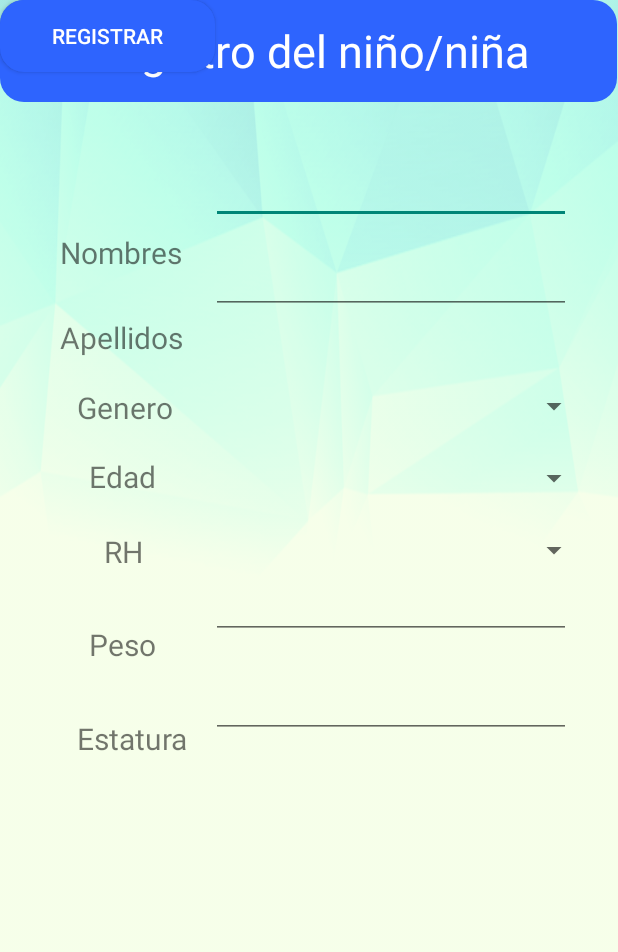
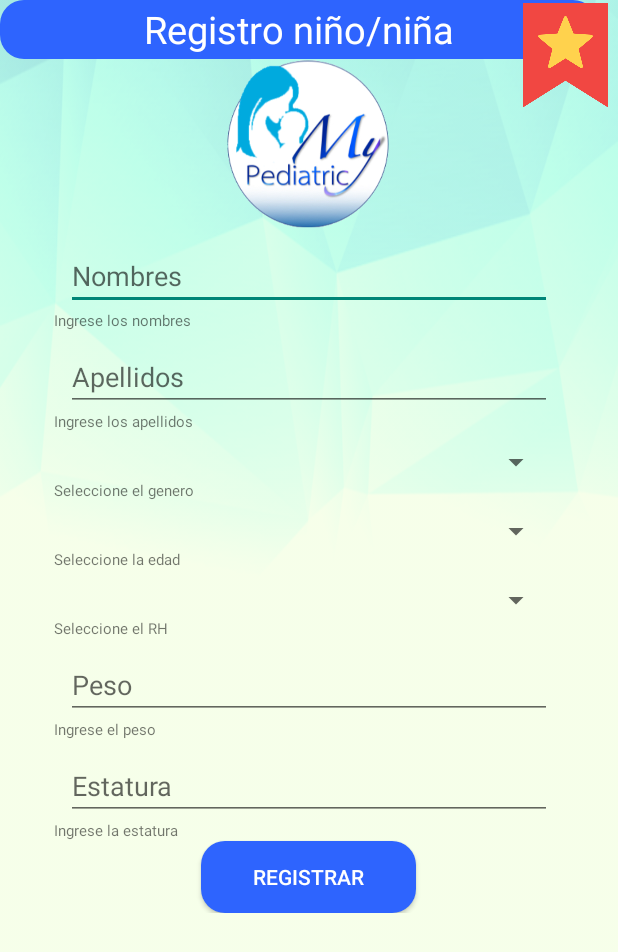
Before and after one commit to mypediatric/Prueba_MyPediatric, an Android app: the layout activity_registrokids.xml on its own in the app's theme, with its tools: preview values and no code run, on a phone screen of 412 x 824 dp. Shown: the top 952 px of the screen. Run offline under Robolectric (Android 15) with nearby library versions, the phone set to English and light mode, and no system bars.

Commit message:
--activity_login.xml--
es para mostrar el registro de kids ELIMINAR
<TextView
        android:id="@+id/txtvreg2"
        android:layout_width="wrap_content"
        android:layout_height="wrap_content"
        android:layout_marginTop="8dp"
        android:onClick="Registrokid"
        android:shape="line"
        android:text="@string/labelRegisterTitle"
        android:textSize="18dp"
        android:textStyle="bold"
        app:layout_constraintBottom_toBottomOf="parent"
        app:layout_constraintEnd_toEndOf="parent"
        app:layout_constraintStart_toStartOf="parent"
        app:layout_constraintTop_toBottomOf="@+id/textView4" />

--Login.java--
mostrar el registro de kids:
public void Registrokid(View view) {
        Intent registro = new Intent(this, Regist_Kid.class);
        startActivity(registro);

--activity_registro.xml--
cambie la linea 7
android:background="@drawable/fondo3"
    }

```diff
--- a/app/src/main/AndroidManifest.xml
+++ b/app/src/main/AndroidManifest.xml
@@ -24,6 +24,7 @@
         <activity android:name=".Registro"></activity>
         <activity android:name=".Login"></activity>
         <activity android:name=".pediatras_create"></activity>
+        <activity android:name=".Regist_Kid"></activity>
     </application>
 
     <uses-permission android:name="android.permission.INTERNET" />
--- a/app/src/main/java/com/example/mypediatric/Login.java
+++ b/app/src/main/java/com/example/mypediatric/Login.java
@@ -28,4 +28,8 @@ public class Login extends AppCompatActivity {
         startActivity(registro);
     }
 
-}
+    public void Registrokid(View view) {
+        Intent registro = new Intent(this, Regist_Kid.class);
+        startActivity(registro);
+    }
+    }
--- a/app/src/main/java/com/example/mypediatric/Regist_Kid.java
+++ b/app/src/main/java/com/example/mypediatric/Regist_Kid.java
@@ -25,7 +25,7 @@ private DatabaseReference RegistKid;
     protected void onCreate(Bundle savedInstanceState) {
 
         super.onCreate(savedInstanceState);
-        setContentView(R.layout.activity_registro);
+        setContentView(R.layout.activity_registrokids);
         //spinner genero
         spinGen= findViewById(R.id.spinGen);
         ArrayAdapter<CharSequence> adapterG=ArrayAdapter.createFromResource(this,R.array.spinGen,android.R.layout.simple_spinner_item);
@@ -38,7 +38,6 @@ private DatabaseReference RegistKid;
         spinGen= findViewById(R.id.spinEdad);
         ArrayAdapter<CharSequence> adapterE=ArrayAdapter.createFromResource(this,R.array.spinEdad,android.R.layout.simple_spinner_item);
         spinGen.setAdapter(adapterE);
-
         RegistKid = FirebaseDatabase.getInstance().getReference("Clases_Reg_Kids");
         txtNombreK=(EditText) findViewById(R.id.txtNombreK);
         txtApellidK=(EditText) findViewById(R.id.txtApellidK);
--- a/app/src/main/res/layout/activity_login.xml
+++ b/app/src/main/res/layout/activity_login.xml
@@ -124,18 +124,34 @@
         tools:ignore="MissingConstraints" />
 
     <TextView
-        android:id="@+id/txtvreg"
+    android:id="@+id/txtvreg"
+    android:layout_width="wrap_content"
+    android:layout_height="wrap_content"
+    android:layout_marginTop="8dp"
+    android:onClick="Registro"
+    android:shape="line"
+    android:text="@string/labelRegisterTitle"
+    android:textSize="18dp"
+    android:textStyle="bold"
+    app:layout_constraintEnd_toEndOf="parent"
+    app:layout_constraintStart_toStartOf="parent"
+    app:layout_constraintTop_toBottomOf="@+id/textView4" />
+
+    <TextView
+        android:id="@+id/txtvreg2"
         android:layout_width="wrap_content"
         android:layout_height="wrap_content"
         android:layout_marginTop="8dp"
+        android:onClick="Registrokid"
+        android:shape="line"
+        android:text="@string/labelRegisterTitle"
         android:textSize="18dp"
-        android:onClick="Registro"
-        android:text="@string/labelRegisterTitle"
         android:textStyle="bold"
-        android:shape="line"
+        app:layout_constraintBottom_toBottomOf="parent"
         app:layout_constraintEnd_toEndOf="parent"
         app:layout_constraintStart_toStartOf="parent"
         app:layout_constraintTop_toBottomOf="@+id/textView4" />
+
 
     <TextView
         android:id="@+id/textView4"
--- a/app/src/main/res/layout/activity_registro.xml
+++ b/app/src/main/res/layout/activity_registro.xml
@@ -4,7 +4,7 @@
     xmlns:tools="http://schemas.android.com/tools"
     android:layout_width="match_parent"
     android:layout_height="match_parent"
-    android:background="@drawable/vector_fondo2"
+    android:background="@drawable/fondo3"
     tools:context=".Registro"
     tools:layout_editor_absoluteY="25dp">
 
--- a/app/src/main/res/layout/activity_registrokids.xml
+++ b/app/src/main/res/layout/activity_registrokids.xml
@@ -5,203 +5,189 @@
     android:layout_width="match_parent"
     android:layout_height="match_parent"
     android:background="@drawable/fondo3"
-    tools:context=".Registro"
+    tools:context=".Regist_Kid"
     tools:layout_editor_absoluteY="25dp">
 
 
     <TextView
         android:id="@+id/txtTitle"
-        android:layout_width="411dp"
-        android:layout_height="68dp"
+        android:layout_width="398dp"
+        android:layout_height="39dp"
         android:background="@drawable/boton_fijo"
         android:gravity="center"
-        android:text="Registro del niño/niña"
+        android:text="@string/registro_kids"
         android:textColor="#FFFFFF"
-        android:textSize="30sp"
+        android:textSize="25sp"
+        app:layout_constraintEnd_toEndOf="@+id/imageView"
+        app:layout_constraintHorizontal_bias="0.0"
         app:layout_constraintStart_toStartOf="parent"
-        tools:layout_editor_absoluteY="0dp"
-        tools:ignore="MissingConstraints" />
+        app:layout_constraintTop_toTopOf="parent" />
+
+    <ScrollView
+        android:id="@+id/scrollView2"
+        android:layout_width="0dp"
+        android:layout_height="0dp"
+        android:scrollbarStyle="outsideOverlay"
+        app:layout_constraintBottom_toBottomOf="parent"
+        app:layout_constraintEnd_toEndOf="parent"
+        app:layout_constraintHorizontal_bias="0.0"
+        app:layout_constraintStart_toStartOf="parent"
+        app:layout_constraintTop_toBottomOf="@+id/txtTitle"
+        app:layout_constraintVertical_bias="0.0">
+
+        <LinearLayout
+            android:layout_width="match_parent"
+            android:layout_height="wrap_content"
+            android:gravity="center"
+            android:orientation="vertical">
+
+            <ImageView
+                android:id="@+id/imageView15"
+                android:layout_width="181dp"
+                android:layout_height="114dp"
+                app:srcCompat="@drawable/logo" />
+
+            <EditText
+                android:id="@+id/txtNombreK"
+                android:layout_width="324dp"
+                android:layout_height="wrap_content"
+                android:layout_gravity="center"
+                android:layout_marginStart="8dp"
+                android:layout_marginLeft="8dp"
+                android:layout_marginTop="8dp"
+                android:layout_marginEnd="8dp"
+                android:layout_marginRight="8dp"
+                android:ems="10"
+                android:hint="@string/nombres_kids"
+                android:inputType="textPersonName" />
 
             <TextView
-        android:id="@+id/txtApellido"
-        android:layout_width="wrap_content"
+                android:id="@+id/textView7"
+                android:layout_width="340dp"
                 android:layout_height="wrap_content"
-        android:text="Apellidos"
-        android:textSize="20dp"
-        app:layout_constraintBottom_toBottomOf="parent"
-        app:layout_constraintEnd_toEndOf="parent"
-        app:layout_constraintHorizontal_bias="0.121"
-        app:layout_constraintStart_toStartOf="parent"
-        app:layout_constraintTop_toTopOf="@+id/txtTitle"
-        app:layout_constraintVertical_bias="0.265" />
+                android:text="@string/ingrese_nombres_kids"
+                android:textSize="10sp"/>
+
+            <EditText
+                android:id="@+id/txtApellidK"
+                android:layout_width="324dp"
+                android:layout_height="wrap_content"
+                android:layout_gravity="center"
+                android:layout_marginStart="8dp"
+                android:layout_marginLeft="8dp"
+                android:layout_marginTop="8dp"
+                android:layout_marginEnd="8dp"
+                android:layout_marginRight="8dp"
+                android:ems="10"
+                android:hint="@string/apellidos_kids"
+                android:inputType="textPersonName" />
 
             <TextView
-        android:id="@+id/txtNombre"
-        android:layout_width="wrap_content"
+                android:id="@+id/textView8"
+                android:layout_width="340dp"
                 android:layout_height="wrap_content"
-        android:text="Nombres"
-        android:textSize="20dp"
-        app:layout_constraintBottom_toBottomOf="parent"
-        app:layout_constraintEnd_toEndOf="parent"
-        app:layout_constraintHorizontal_bias="0.121"
-        app:layout_constraintStart_toStartOf="parent"
-        app:layout_constraintTop_toTopOf="@+id/txtTitle"
-        app:layout_constraintVertical_bias="0.194" />
-
-    <TextView
-        android:id="@+id/txtEdad"
-        android:layout_width="wrap_content"
-        android:layout_height="wrap_content"
-        android:text="Edad"
-        android:textSize="20dp"
-        app:layout_constraintBottom_toBottomOf="parent"
-        app:layout_constraintEnd_toEndOf="parent"
-        app:layout_constraintHorizontal_bias="0.161"
-        app:layout_constraintStart_toStartOf="parent"
-        app:layout_constraintTop_toTopOf="@+id/txtTitle"
-        app:layout_constraintVertical_bias="0.382" />
-
-    <TextView
-        android:id="@+id/txtRH"
-        android:layout_width="wrap_content"
-        android:layout_height="wrap_content"
-        android:text="RH"
-        android:textSize="20dp"
-        app:layout_constraintBottom_toBottomOf="parent"
-        app:layout_constraintEnd_toEndOf="parent"
-        app:layout_constraintHorizontal_bias="0.179"
-        app:layout_constraintStart_toStartOf="parent"
-        app:layout_constraintTop_toTopOf="@+id/txtTitle"
-        app:layout_constraintVertical_bias="0.444" />
-
-    <TextView
-        android:id="@+id/txtPeso"
-        android:layout_width="wrap_content"
-        android:layout_height="wrap_content"
-        android:text="Peso"
-        android:textSize="20dp"
-        app:layout_constraintBottom_toBottomOf="parent"
-        app:layout_constraintEnd_toEndOf="parent"
-        app:layout_constraintHorizontal_bias="0.161"
-        app:layout_constraintStart_toStartOf="parent"
-        app:layout_constraintTop_toTopOf="@+id/txtTitle"
-        app:layout_constraintVertical_bias="0.522" />
-
-    <TextView
-        android:id="@+id/txtEstatura"
-        android:layout_width="wrap_content"
-        android:layout_height="wrap_content"
-        android:text="Estatura"
-        android:textSize="20dp"
-        app:layout_constraintBottom_toBottomOf="parent"
-        app:layout_constraintEnd_toEndOf="parent"
-        app:layout_constraintHorizontal_bias="0.152"
-        app:layout_constraintStart_toStartOf="parent"
-        app:layout_constraintTop_toTopOf="@+id/txtTitle"
-        app:layout_constraintVertical_bias="0.601" />
-
-    <TextView
-        android:id="@+id/txtGenero"
-        android:layout_width="wrap_content"
-        android:layout_height="wrap_content"
-        android:text="Genero"
-        android:textSize="20dp"
-        app:layout_constraintBottom_toBottomOf="parent"
-        app:layout_constraintEnd_toEndOf="parent"
-        app:layout_constraintHorizontal_bias="0.147"
-        app:layout_constraintStart_toStartOf="parent"
-        app:layout_constraintTop_toTopOf="@+id/txtTitle"
-        app:layout_constraintVertical_bias="0.324" />
+                android:text="@string/ingrese_apellidos_kids"
+                android:textSize="10sp" />
 
             <Spinner
                 android:id="@+id/spinGen"
-        android:layout_width="253dp"
-        android:layout_height="30dp"
-        android:layout_marginStart="140dp"
-        android:layout_marginLeft="140dp"
-        app:layout_constraintBottom_toBottomOf="parent"
-        app:layout_constraintStart_toStartOf="parent"
-        app:layout_constraintTop_toTopOf="@+id/txtTitle"
-        app:layout_constraintVertical_bias="0.322" />
+                android:layout_width="324dp"
+                android:layout_height="wrap_content"
+                android:layout_gravity="center"
+                android:layout_marginStart="8dp"
+                android:layout_marginLeft="8dp"
+                android:layout_marginTop="8dp"
+                android:layout_marginEnd="8dp"
+                android:layout_marginRight="8dp"
+                android:ems="10"
+                />
 
-    <Spinner
-        android:id="@+id/spinRH"
-        android:layout_width="253dp"
-        android:layout_height="30dp"
-        android:layout_marginStart="140dp"
-        android:layout_marginLeft="140dp"
-        app:layout_constraintBottom_toBottomOf="parent"
-        app:layout_constraintStart_toStartOf="parent"
-        app:layout_constraintTop_toTopOf="@+id/txtTitle"
-        app:layout_constraintVertical_bias="0.443" />
+            <TextView
+                android:id="@+id/textView9"
+                android:layout_width="340dp"
+                android:layout_height="wrap_content"
+                android:text="@string/selec_genero_kids"
+                android:textSize="10sp" />
 
             <Spinner
                 android:id="@+id/spinEdad"
-        android:layout_width="253dp"
-        android:layout_height="30dp"
-        android:layout_marginStart="140dp"
-        android:layout_marginLeft="140dp"
-        app:layout_constraintBottom_toBottomOf="parent"
-        app:layout_constraintStart_toStartOf="parent"
-        app:layout_constraintTop_toTopOf="@+id/txtTitle"
-        app:layout_constraintVertical_bias="0.383" />
+                android:layout_width="324dp"
+                android:layout_height="wrap_content"
+                android:layout_gravity="center"
+                android:layout_marginStart="8dp"
+                android:layout_marginLeft="8dp"
+                android:layout_marginTop="8dp"
+                android:layout_marginEnd="8dp"
+                android:layout_marginRight="8dp"
+                android:ems="10"
+                />
+
+            <TextView
+                android:id="@+id/textView16"
+                android:layout_width="340dp"
+                android:layout_height="wrap_content"
+                android:text="@string/selec_edad_kids"
+                android:textSize="10sp" />
+            <Spinner
+                android:id="@+id/spinRH"
+                android:layout_width="324dp"
+                android:layout_height="wrap_content"
+                android:layout_gravity="center"
+                android:layout_marginStart="8dp"
+                android:layout_marginLeft="8dp"
+                android:layout_marginTop="8dp"
+                android:layout_marginEnd="8dp"
+                android:layout_marginRight="8dp"
+                android:ems="10"
+                />
+
+            <TextView
+                android:id="@+id/textView15"
+                android:layout_width="340dp"
+                android:layout_height="wrap_content"
+                android:text="@string/selec_rh_kids"
+                android:textSize="10sp" />
 
             <EditText
-        android:id="@+id/txtNombreK"
-        android:layout_width="240dp"
-        android:layout_height="38dp"
-        android:layout_marginTop="108dp"
+                android:id="@+id/txtPesoK"
+                android:layout_width="324dp"
+                android:layout_height="wrap_content"
+                android:layout_gravity="center"
+                android:layout_marginStart="8dp"
+                android:layout_marginLeft="8dp"
+                android:layout_marginTop="8dp"
+                android:layout_marginEnd="8dp"
+                android:layout_marginRight="8dp"
                 android:ems="10"
-        android:inputType="textPersonName"
+                android:hint="@string/peso_kids"
+                android:inputType="textPersonName" />
 
-        app:layout_constraintBottom_toBottomOf="parent"
-        app:layout_constraintEnd_toEndOf="parent"
-        app:layout_constraintHorizontal_bias="0.818"
-        app:layout_constraintStart_toStartOf="parent"
-        app:layout_constraintTop_toTopOf="parent"
-        app:layout_constraintVertical_bias="0.005" />
+            <TextView
+                android:id="@+id/textView6"
+                android:layout_width="340dp"
+                android:layout_height="wrap_content"
+                android:text="@string/ingrese_peso_kids"
+                android:textSize="10sp" />
 
             <EditText
                 android:id="@+id/txtEstaturaK"
-        android:layout_width="240dp"
-        android:layout_height="38dp"
-        android:layout_marginTop="108dp"
+                android:layout_width="324dp"
+                android:layout_height="wrap_content"
+                android:layout_gravity="center"
+                android:layout_marginStart="8dp"
+                android:layout_marginLeft="8dp"
+                android:layout_marginTop="8dp"
+                android:layout_marginEnd="8dp"
+                android:layout_marginRight="8dp"
                 android:ems="10"
-        android:inputType="textPersonName"
-        app:layout_constraintBottom_toBottomOf="parent"
-        app:layout_constraintEnd_toEndOf="parent"
-        app:layout_constraintHorizontal_bias="0.818"
-        app:layout_constraintStart_toStartOf="parent"
-        app:layout_constraintTop_toTopOf="parent"
-        app:layout_constraintVertical_bias="0.51" />
-
-    <EditText
-        android:id="@+id/txtApellidK"
-        android:layout_width="240dp"
-        android:layout_height="38dp"
-        android:layout_marginTop="108dp"
-        android:ems="10"
-        android:inputType="textPersonName"
-        app:layout_constraintBottom_toBottomOf="parent"
-        app:layout_constraintEnd_toEndOf="parent"
-        app:layout_constraintHorizontal_bias="0.818"
-        app:layout_constraintStart_toStartOf="parent"
-        app:layout_constraintTop_toTopOf="parent"
-        app:layout_constraintVertical_bias="0.093" />
-
-    <EditText
-        android:id="@+id/txtPesoK"
-        android:layout_width="240dp"
-        android:layout_height="38dp"
-        android:layout_marginTop="108dp"
-        android:ems="10"
-        android:inputType="textPersonName"
-        app:layout_constraintBottom_toBottomOf="parent"
-        app:layout_constraintEnd_toEndOf="parent"
-        app:layout_constraintHorizontal_bias="0.818"
-        app:layout_constraintStart_toStartOf="parent"
-        app:layout_constraintTop_toTopOf="parent"
-        app:layout_constraintVertical_bias="0.413" />
+                android:hint="@string/estatura_kids"
+                android:inputType="date" />
+            <TextView
+                android:id="@+id/textView10"
+                android:layout_width="340dp"
+                android:layout_height="wrap_content"
+                android:text="@string/ingrese_estatura_kids"
+                android:textSize="10sp" />
 
             <Button
                 android:id="@+id/btnRegistarK"
@@ -209,10 +195,20 @@
                 android:layout_height="wrap_content"
                 android:background="@drawable/boton_redondo"
                 android:onClick="Registrar"
-        android:text="Registrar"
-        android:textColor="#FFFFFF"
-        tools:layout_editor_absoluteX="123dp"
-        tools:layout_editor_absoluteY="473dp"
-        tools:ignore="MissingConstraints" />
+                android:text="@string/btnregistrarkid"
+                android:textColor="#FFFFFF" />
+
+        </LinearLayout>
+    </ScrollView>
+
+    <ImageView
+        android:id="@+id/imageView"
+        android:layout_width="70dp"
+        android:layout_height="73dp"
+        app:layout_constraintEnd_toEndOf="parent"
+        app:layout_constraintHorizontal_bias="1.0"
+        app:layout_constraintStart_toStartOf="parent"
+        app:layout_constraintTop_toTopOf="parent"
+        app:srcCompat="@drawable/encaje" />
 
 </android.support.constraint.ConstraintLayout>
--- a/app/src/main/res/values/strings.xml
+++ b/app/src/main/res/values/strings.xml
@@ -51,4 +51,22 @@
     <string name="formato_fecha">dd/mm/yyyy</string>
     <string name="formato_hora">hh:mm</string>
 
+//
+    <string name="registro_kids">Registro niño/niña</string>
+    <string name="nombres_kids">Nombres</string>
+    <string name="ingrese_nombres_kids">Ingrese los nombres</string>
+    <string name="apellidos_kids">Apellidos</string>
+    <string name="ingrese_apellidos_kids">Ingrese los apellidos</string>
+    <string name="selec_genero_kids">Seleccione el genero</string>
+    <string name="selec_edad_kids">Seleccione la edad</string>
+    <string name="selec_rh_kids">Seleccione el RH</string>
+    <string name="peso_kids">Peso</string>
+    <string name="ingrese_peso_kids">Ingrese el peso</string>
+    <string name="estatura_kids">Estatura</string>
+    <string name="ingrese_estatura_kids">Ingrese la estatura</string>
+    <string name="btnregistrarkid">Registrar</string>
+
+
+
+
 </resources>
```
Lines whose indentation alone changed are shown as unchanged.
